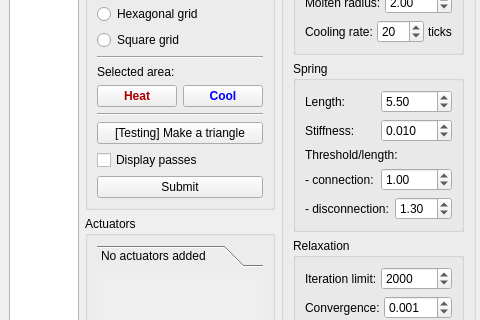
Old version of the form simulator/ui/mainwindow.ui in the repository dantrag/spring_simulator; both pictures show x 0 to 480 and y 215 to 535 of the 636 by 931 pixel window.
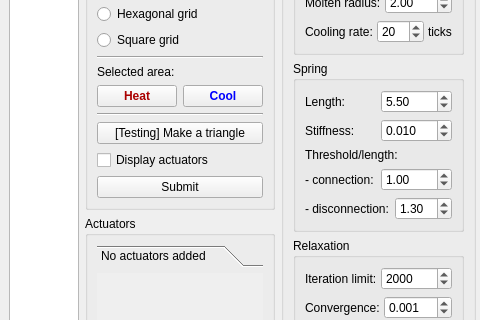
New version of the form.

Commit message: Added actuator/path color visualization + improved internal UI communication

```diff
--- a/simulator/ui/mainwindow.ui
+++ b/simulator/ui/mainwindow.ui
@@ -469,7 +469,7 @@
          <item>
           <widget class="QCheckBox" name="show_passes_checkbox">
            <property name="text">
-            <string>Display passes</string>
+            <string>Display actuators</string>
            </property>
           </widget>
          </item>
```
Left out of the diff: 2 changed lines with no effect on the pictures. The commit also changes 7 other files.
